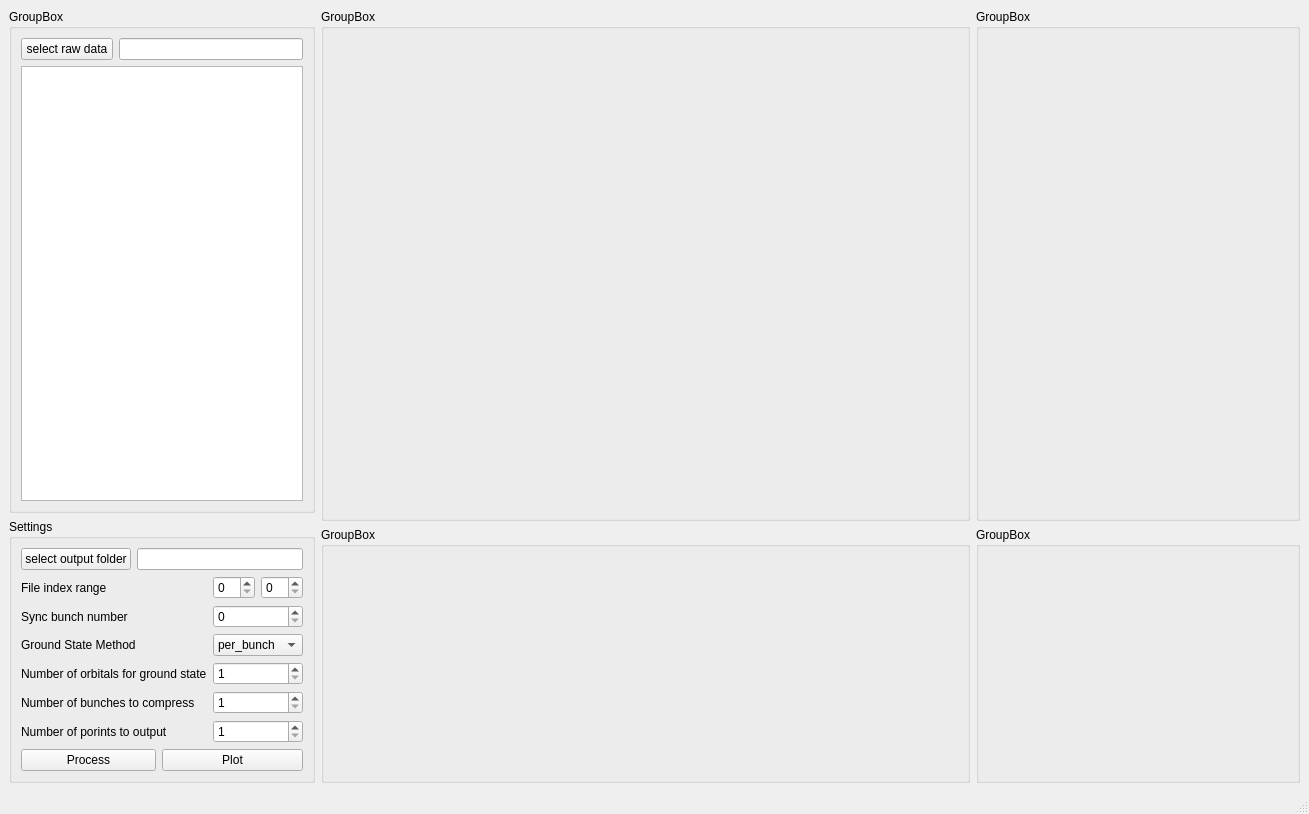
Before: the Qt Designer form src/trxasviewer/viewer.ui in AdvancedPhotonSource/trxasviewer, drawn with Qt 5.
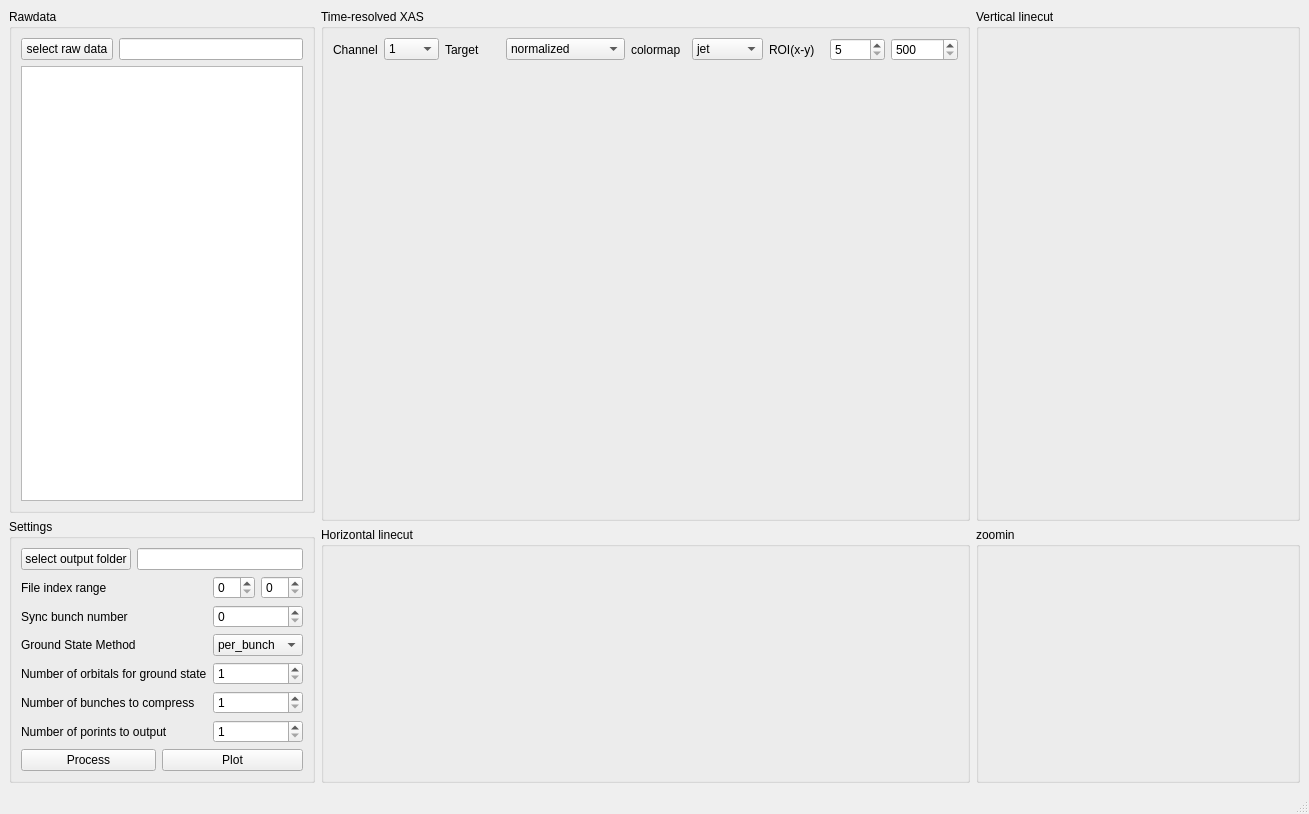
After: the same form once the commit is applied. Custom widgets are drawn as their Qt base class.

Patch:
```diff
--- a/src/trxasviewer/viewer.ui
+++ b/src/trxasviewer/viewer.ui
@@ -20,7 +20,7 @@
       <item>
        <widget class="QGroupBox" name="groupBox_6">
         <property name="title">
-         <string>GroupBox</string>
+         <string>Rawdata</string>
         </property>
         <layout class="QGridLayout" name="gridLayout_2">
          <item row="1" column="1" colspan="3">
@@ -206,10 +206,70 @@
          </sizepolicy>
         </property>
         <property name="title">
-         <string>GroupBox</string>
+         <string>Time-resolved XAS</string>
         </property>
         <layout class="QGridLayout" name="gridLayout_6">
+         <item row="0" column="1">
+          <widget class="QComboBox" name="comboBox_channel_num">
+           <item>
+            <property name="text">
+             <string>1</string>
+            </property>
+           </item>
+           <item>
+            <property name="text">
+             <string>2</string>
+            </property>
+           </item>
+           <item>
+            <property name="text">
+             <string>0</string>
+            </property>
+           </item>
+          </widget>
+         </item>
+         <item row="0" column="8">
+          <widget class="QSpinBox" name="spinBox_roiy">
+           <property name="minimum">
+            <number>500</number>
+           </property>
+           <property name="maximum">
+            <number>999999</number>
+           </property>
+           <property name="singleStep">
+            <number>200</number>
+           </property>
+          </widget>
+         </item>
+         <item row="0" column="6">
+          <widget class="QLabel" name="label">
+           <property name="text">
+            <string>ROI(x-y)</string>
+           </property>
+          </widget>
+         </item>
+         <item row="0" column="2">
+          <widget class="QLabel" name="label_10">
+           <property name="text">
+            <string>Target</string>
+           </property>
+          </widget>
+         </item>
+         <item row="0" column="4">
+          <widget class="QLabel" name="label_3">
+           <property name="text">
+            <string>colormap</string>
+           </property>
+          </widget>
+         </item>
          <item row="0" column="0">
+          <widget class="QLabel" name="label_9">
+           <property name="text">
+            <string>Channel</string>
+           </property>
+          </widget>
+         </item>
+         <item row="1" column="1" colspan="8">
           <widget class="ImageView" name="pg_hdl_img2d" native="true">
            <property name="sizePolicy">
             <sizepolicy hsizetype="Expanding" vsizetype="Preferred">
@@ -219,6 +279,71 @@
            </property>
           </widget>
          </item>
+         <item row="0" column="7">
+          <widget class="QSpinBox" name="spinBox_roix">
+           <property name="minimum">
+            <number>5</number>
+           </property>
+          </widget>
+         </item>
+         <item row="0" column="5">
+          <widget class="QComboBox" name="comboBox_cmap">
+           <item>
+            <property name="text">
+             <string>jet</string>
+            </property>
+           </item>
+           <item>
+            <property name="text">
+             <string>viridis</string>
+            </property>
+           </item>
+           <item>
+            <property name="text">
+             <string>plasma</string>
+            </property>
+           </item>
+           <item>
+            <property name="text">
+             <string>inferno</string>
+            </property>
+           </item>
+           <item>
+            <property name="text">
+             <string>magma</string>
+            </property>
+           </item>
+           <item>
+            <property name="text">
+             <string>Greys</string>
+            </property>
+           </item>
+           <item>
+            <property name="text">
+             <string>Blues</string>
+            </property>
+           </item>
+          </widget>
+         </item>
+         <item row="0" column="3">
+          <widget class="QComboBox" name="comboBox_target">
+           <item>
+            <property name="text">
+             <string>normalized</string>
+            </property>
+           </item>
+           <item>
+            <property name="text">
+             <string>sub-groundstate</string>
+            </property>
+           </item>
+           <item>
+            <property name="text">
+             <string>raw</string>
+            </property>
+           </item>
+          </widget>
+         </item>
         </layout>
        </widget>
       </item>
@@ -231,7 +356,7 @@
          </sizepolicy>
         </property>
         <property name="title">
-         <string>GroupBox</string>
+         <string>Vertical linecut</string>
         </property>
         <layout class="QGridLayout" name="gridLayout_8">
          <item row="0" column="0">
@@ -256,7 +381,7 @@
          </sizepolicy>
         </property>
         <property name="title">
-         <string>GroupBox</string>
+         <string>Horizontal linecut</string>
         </property>
         <layout class="QGridLayout" name="gridLayout_7">
          <item row="0" column="0">
@@ -281,7 +406,7 @@
          </sizepolicy>
         </property>
         <property name="title">
-         <string>GroupBox</string>
+         <string>zoomin</string>
         </property>
        </widget>
       </item>
```
Left out of the diff: 5 changed lines with no effect on the pictures.
